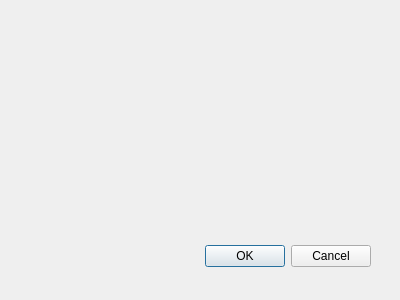
Before: the Qt Designer form settingswindow.ui in AVNechaev/rz_ribbon, drawn with Qt 5.
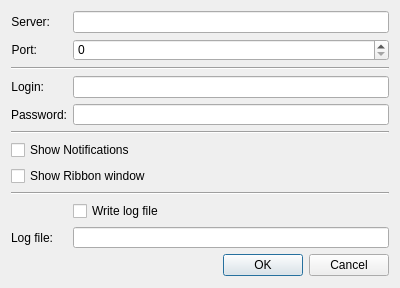
After: the same form once the commit is applied.

```diff
--- a/settingswindow.ui
+++ b/settingswindow.ui
@@ -9,28 +9,162 @@
     <x>0</x>
     <y>0</y>
     <width>400</width>
-    <height>300</height>
+    <height>288</height>
    </rect>
   </property>
+  <property name="sizePolicy">
+   <sizepolicy hsizetype="Fixed" vsizetype="Fixed">
+    <horstretch>0</horstretch>
+    <verstretch>0</verstretch>
+   </sizepolicy>
+  </property>
+  <property name="minimumSize">
+   <size>
+    <width>400</width>
+    <height>288</height>
+   </size>
+  </property>
+  <property name="maximumSize">
+   <size>
+    <width>400</width>
+    <height>288</height>
+   </size>
+  </property>
+  <property name="contextMenuPolicy">
+   <enum>Qt::NoContextMenu</enum>
+  </property>
   <property name="windowTitle">
    <string>Dialog</string>
   </property>
-  <widget name="buttonBox" class="QDialogButtonBox">
-   <property name="geometry">
-    <rect>
-     <x>30</x>
-     <y>240</y>
-     <width>341</width>
-     <height>32</height>
-    </rect>
-   </property>
-   <property name="orientation">
-    <enum>Qt::Horizontal</enum>
-   </property>
-   <property name="standardButtons">
-    <set>QDialogButtonBox::Cancel|QDialogButtonBox::Ok</set>
-   </property>
-  </widget>
+  <property name="whatsThis">
+   <string/>
+  </property>
+  <property name="modal">
+   <bool>true</bool>
+  </property>
+  <layout class="QFormLayout" name="formLayout">
+   <item row="0" column="0">
+    <widget class="QLabel" name="label">
+     <property name="text">
+      <string>Server:</string>
+     </property>
+     <property name="alignment">
+      <set>Qt::AlignRight|Qt::AlignTrailing|Qt::AlignVCenter</set>
+     </property>
+    </widget>
+   </item>
+   <item row="0" column="1">
+    <widget class="QLineEdit" name="tServer"/>
+   </item>
+   <item row="1" column="0">
+    <widget class="QLabel" name="label_2">
+     <property name="text">
+      <string>Port:</string>
+     </property>
+     <property name="alignment">
+      <set>Qt::AlignRight|Qt::AlignTrailing|Qt::AlignVCenter</set>
+     </property>
+    </widget>
+   </item>
+   <item row="1" column="1">
+    <widget class="QSpinBox" name="tPort">
+     <property name="maximum">
+      <number>65535</number>
+     </property>
+    </widget>
+   </item>
+   <item row="2" column="0" colspan="2">
+    <widget class="Line" name="line">
+     <property name="orientation">
+      <enum>Qt::Horizontal</enum>
+     </property>
+    </widget>
+   </item>
+   <item row="3" column="0">
+    <widget class="QLabel" name="label_3">
+     <property name="text">
+      <string>Login:</string>
+     </property>
+     <property name="alignment">
+      <set>Qt::AlignRight|Qt::AlignTrailing|Qt::AlignVCenter</set>
+     </property>
+    </widget>
+   </item>
+   <item row="3" column="1">
+    <widget class="QLineEdit" name="tLogin"/>
+   </item>
+   <item row="4" column="0">
+    <widget class="QLabel" name="label_4">
+     <property name="text">
+      <string>Password:</string>
+     </property>
+     <property name="alignment">
+      <set>Qt::AlignRight|Qt::AlignTrailing|Qt::AlignVCenter</set>
+     </property>
+    </widget>
+   </item>
+   <item row="4" column="1">
+    <widget class="QLineEdit" name="tPasswd"/>
+   </item>
+   <item row="5" column="0" colspan="2">
+    <widget class="Line" name="line_2">
+     <property name="orientation">
+      <enum>Qt::Horizontal</enum>
+     </property>
+    </widget>
+   </item>
+   <item row="6" column="0" colspan="2">
+    <widget class="QCheckBox" name="bShowNotifications">
+     <property name="text">
+      <string>Show Notifications</string>
+     </property>
+    </widget>
+   </item>
+   <item row="7" column="0" colspan="2">
+    <widget class="QCheckBox" name="bShowRibbon">
+     <property name="text">
+      <string>Show Ribbon window</string>
+     </property>
+    </widget>
+   </item>
+   <item row="8" column="0" colspan="2">
+    <widget class="Line" name="line_3">
+     <property name="orientation">
+      <enum>Qt::Horizontal</enum>
+     </property>
+    </widget>
+   </item>
+   <item row="11" column="0">
+    <widget class="QLabel" name="label_5">
+     <property name="text">
+      <string>Log file:</string>
+     </property>
+     <property name="alignment">
+      <set>Qt::AlignRight|Qt::AlignTrailing|Qt::AlignVCenter</set>
+     </property>
+    </widget>
+   </item>
+   <item row="11" column="1">
+    <widget class="QLineEdit" name="tLogFile"/>
+   </item>
+   <item row="12" column="0" colspan="2">
+    <widget class="QDialogButtonBox" name="buttonBox">
+     <property name="orientation">
+      <enum>Qt::Horizontal</enum>
+     </property>
+     <property name="standardButtons">
+      <set>QDialogButtonBox::Cancel|QDialogButtonBox::Ok</set>
+     </property>
+    </widget>
+   </item>
+   <item row="10" column="1">
+    <widget class="QCheckBox" name="bWriteLog">
+     <property name="text">
+      <string>Write log file</string>
+     </property>
+    </widget>
+   </item>
+  </layout>
  </widget>
  <pixmapfunction/>
  <resources/>
```
Left out of the diff: 12 changed lines with no effect on the pictures.
